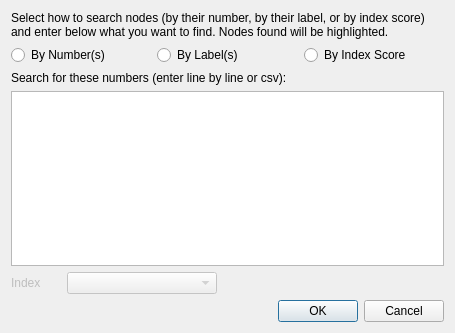
First picture: the form in src/forms/dialognodefind.ui, repository socnetv/app, before the edit.
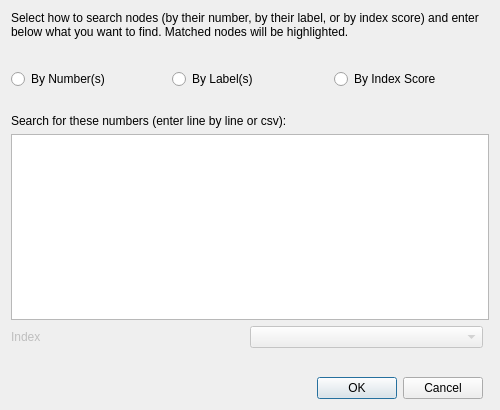
Second picture: the form after the edit.

The edit to the form file:
```diff
--- a/src/forms/dialognodefind.ui
+++ b/src/forms/dialognodefind.ui
@@ -6,73 +6,40 @@
    <rect>
     <x>0</x>
     <y>0</y>
-    <width>455</width>
-    <height>333</height>
+    <width>500</width>
+    <height>410</height>
    </rect>
   </property>
   <property name="minimumSize">
    <size>
-    <width>450</width>
-    <height>300</height>
+    <width>500</width>
+    <height>410</height>
+   </size>
+  </property>
+  <property name="maximumSize">
+   <size>
+    <width>600</width>
+    <height>600</height>
    </size>
   </property>
   <property name="windowTitle">
    <string>Find nodes (and select them)</string>
   </property>
   <layout class="QGridLayout" name="gridLayout">
-   <item row="0" column="0" colspan="2">
-    <widget class="QLabel" name="label">
-     <property name="text">
-      <string>&lt;html&gt;&lt;head/&gt;&lt;body&gt;&lt;p&gt;Select how to search nodes (by their number, by their label, or by index score) and enter below what you want to find. Nodes found will be highlighted.&lt;/p&gt;&lt;/body&gt;&lt;/html&gt;</string>
-     </property>
-     <property name="textFormat">
-      <enum>Qt::RichText</enum>
-     </property>
-     <property name="wordWrap">
-      <bool>true</bool>
-     </property>
-    </widget>
-   </item>
-   <item row="1" column="0" colspan="2">
-    <layout class="QHBoxLayout" name="horizontalLayout">
-     <item>
-      <widget class="QRadioButton" name="numbersRadioBtn">
-       <property name="text">
-        <string>By Number(s)</string>
-       </property>
-      </widget>
-     </item>
-     <item>
-      <widget class="QRadioButton" name="labelsRadioBtn">
-       <property name="text">
-        <string>By Label(s)</string>
-       </property>
-      </widget>
-     </item>
-     <item>
-      <widget class="QRadioButton" name="indexRadioBtn">
-       <property name="text">
-        <string>By Index Score</string>
-       </property>
-      </widget>
-     </item>
-    </layout>
-   </item>
-   <item row="2" column="0" colspan="2">
-    <widget class="QLabel" name="textEditLabel">
-     <property name="text">
-      <string>Search for these numbers (enter line by line or csv):</string>
-     </property>
-     <property name="textFormat">
-      <enum>Qt::RichText</enum>
-     </property>
-     <property name="wordWrap">
-      <bool>true</bool>
-     </property>
-    </widget>
-   </item>
-   <item row="3" column="0" colspan="2">
+   <item row="5" column="0" colspan="2">
     <widget class="QPlainTextEdit" name="plainTextEdit">
+     <property name="minimumSize">
+      <size>
+       <width>0</width>
+       <height>100</height>
+      </size>
+     </property>
+     <property name="maximumSize">
+      <size>
+       <width>16777215</width>
+       <height>300</height>
+      </size>
+     </property>
      <property name="font">
       <font>
        <italic>false</italic>
@@ -97,7 +64,100 @@
      </property>
     </widget>
    </item>
-   <item row="4" column="0">
+   <item row="2" column="0" colspan="2">
+    <layout class="QHBoxLayout" name="horizontalLayout">
+     <item>
+      <widget class="QRadioButton" name="numbersRadioBtn">
+       <property name="text">
+        <string>By Number(s)</string>
+       </property>
+      </widget>
+     </item>
+     <item>
+      <widget class="QRadioButton" name="labelsRadioBtn">
+       <property name="text">
+        <string>By Label(s)</string>
+       </property>
+      </widget>
+     </item>
+     <item>
+      <widget class="QRadioButton" name="indexRadioBtn">
+       <property name="text">
+        <string>By Index Score</string>
+       </property>
+      </widget>
+     </item>
+    </layout>
+   </item>
+   <item row="7" column="0">
+    <spacer name="verticalSpacer">
+     <property name="orientation">
+      <enum>Qt::Vertical</enum>
+     </property>
+     <property name="sizeHint" stdset="0">
+      <size>
+       <width>20</width>
+       <height>29</height>
+      </size>
+     </property>
+    </spacer>
+   </item>
+   <item row="4" column="0" colspan="2">
+    <widget class="QLabel" name="textEditLabel">
+     <property name="text">
+      <string>Search for these numbers (enter line by line or csv):</string>
+     </property>
+     <property name="textFormat">
+      <enum>Qt::RichText</enum>
+     </property>
+     <property name="wordWrap">
+      <bool>true</bool>
+     </property>
+    </widget>
+   </item>
+   <item row="0" column="0" colspan="2">
+    <widget class="QLabel" name="label">
+     <property name="minimumSize">
+      <size>
+       <width>0</width>
+       <height>0</height>
+      </size>
+     </property>
+     <property name="text">
+      <string>&lt;html&gt;&lt;head/&gt;&lt;body&gt;&lt;p&gt;Select how to search nodes (by their number, by their label, or by index score) and enter below what you want to find. Matched nodes will be highlighted.&lt;/p&gt;&lt;/body&gt;&lt;/html&gt;</string>
+     </property>
+     <property name="textFormat">
+      <enum>Qt::RichText</enum>
+     </property>
+     <property name="wordWrap">
+      <bool>true</bool>
+     </property>
+    </widget>
+   </item>
+   <item row="1" column="0">
+    <spacer name="verticalSpacer_2">
+     <property name="orientation">
+      <enum>Qt::Vertical</enum>
+     </property>
+     <property name="sizeHint" stdset="0">
+      <size>
+       <width>20</width>
+       <height>30</height>
+      </size>
+     </property>
+    </spacer>
+   </item>
+   <item row="8" column="0">
+    <widget class="QDialogButtonBox" name="buttonBox">
+     <property name="orientation">
+      <enum>Qt::Horizontal</enum>
+     </property>
+     <property name="standardButtons">
+      <set>QDialogButtonBox::Cancel|QDialogButtonBox::Ok</set>
+     </property>
+    </widget>
+   </item>
+   <item row="6" column="0">
     <layout class="QHBoxLayout" name="horizontalLayout_2">
      <item>
       <widget class="QLabel" name="indexLabel">
@@ -130,15 +190,18 @@
      </item>
     </layout>
    </item>
-   <item row="5" column="1">
-    <widget class="QDialogButtonBox" name="buttonBox">
+   <item row="3" column="0">
+    <spacer name="verticalSpacer_3">
      <property name="orientation">
-      <enum>Qt::Horizontal</enum>
+      <enum>Qt::Vertical</enum>
      </property>
-     <property name="standardButtons">
-      <set>QDialogButtonBox::Cancel|QDialogButtonBox::Ok</set>
+     <property name="sizeHint" stdset="0">
+      <size>
+       <width>20</width>
+       <height>25</height>
+      </size>
      </property>
-    </widget>
+    </spacer>
    </item>
   </layout>
  </widget>
```
